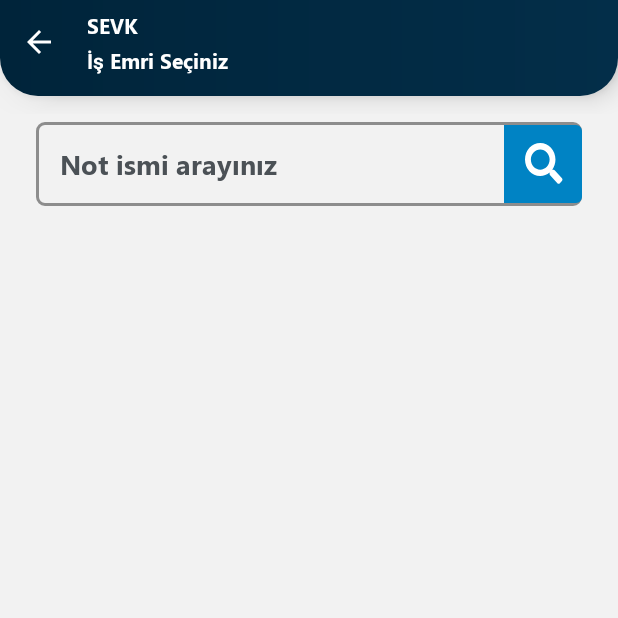
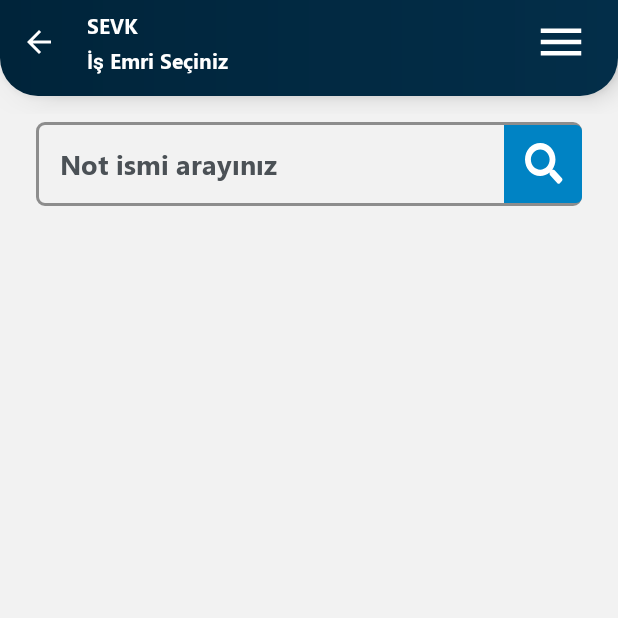
Before and after one commit to eryazmobil/activegorup, an Android app: the OrderPickingListFragment screen opened through its navigation route, on a phone screen of 412 x 824 dp, the top half of it. Run offline under Robolectric (Android 15) with nearby library versions, the phone set to English and light mode, and no system bars; our stand-ins replace Timber, data binding, sdp/ssp sizes; libraries missing offline, so code that uses them is left out: com.jakewharton.retrofit2, net.yslibrary.android; 20 statements that could not run were skipped.

Commit message:
update order picking list

```diff
--- a/app/build.gradle
+++ b/app/build.gradle
@@ -15,8 +15,8 @@ android {
         applicationId "eryaz.software.activegroup"
         minSdk 23
         targetSdk 34
-        versionCode 7
-        versionName "1.0.7"
+        versionCode 8
+        versionName "1.0.8"
         multiDexEnabled true
 
         testInstrumentationRunner "androidx.test.runner.AndroidJUnitRunner"
--- a/app/src/main/java/eryaz/software/activegroup/ui/dashboard/movement/routeList/chooseStep/vehicleUp/VehicleUpFragment.kt
+++ b/app/src/main/java/eryaz/software/activegroup/ui/dashboard/movement/routeList/chooseStep/vehicleUp/VehicleUpFragment.kt
@@ -15,7 +15,7 @@ import eryaz.software.activegroup.util.adapter.movement.packageList.VehiclePacka
 import org.koin.androidx.viewmodel.ext.android.viewModel
 import org.koin.core.parameter.parametersOf
 
-class VehicleUpFragment :BaseFragment() {
+class VehicleUpFragment : BaseFragment() {
 
     private val safeArgs by navArgs<VehicleUpFragmentArgs>()
 
@@ -37,7 +37,9 @@ class VehicleUpFragment :BaseFragment() {
     }
 
     override fun subscribeToObservables() {
-        viewModel.vehicleDownSuccess.asLiveData().observe(this) {
+        viewModel.vehicleDownSuccess
+            .asLiveData()
+            .observe(this) {
                 if (it) {
                     binding.searchEdt.requestFocus()
                     viewModel.getOrderHeaderRouteList()
--- a/app/src/main/java/eryaz/software/activegroup/ui/dashboard/outbound/orderPicking/OrderPickingListVM.kt
+++ b/app/src/main/java/eryaz/software/activegroup/ui/dashboard/outbound/orderPicking/OrderPickingListVM.kt
@@ -61,7 +61,7 @@ class OrderPickingListVM(
             }
         }
 
-    private fun getShippingWorkActivityList() {
+    fun getShippingWorkActivityList() {
         executeInBackground(_uiState) {
             repo.getShippingWorkActivityList(
                 companyId = SessionManager.companyId,
--- a/app/src/main/res/layout/fragment_order_picking_detail.xml
+++ b/app/src/main/res/layout/fragment_order_picking_detail.xml
@@ -15,6 +15,7 @@
         android:layout_width="match_parent"
         android:layout_height="match_parent"
         android:fitsSystemWindows="true"
+        app:isSwipeRefresh="@{false}"
         app:onRetryClick="@{()-> viewModel.getOrderDetailPickingList(false)}"
         app:sv_ignore_referenced_ids="toolbar"
         app:sv_viewState="@{viewModel.uiState}">
--- a/app/src/main/res/layout/fragment_order_picking_list.xml
+++ b/app/src/main/res/layout/fragment_order_picking_list.xml
@@ -13,6 +13,8 @@
         android:layout_width="match_parent"
         android:layout_height="match_parent"
         android:fitsSystemWindows="true"
+        app:isSwipeRefresh="@{false}"
+        app:onRetryClick="@{()->viewModel.getShippingWorkActivityList()}"
         app:sv_ignore_referenced_ids="toolbar"
         app:sv_viewState="@{viewModel.uiState}">
 
@@ -22,6 +24,7 @@
             android:layout_height="wrap_content"
             app:layout_constraintTop_toTopOf="parent"
             app:navigationIcon="@drawable/back_icon"
+            app:endIconDrawable="@drawable/menu"
             app:subTitle="@string/choose_work_activity"
             app:title="@string/menu_outbound" />
 
--- a/app/src/main/res/layout/fragment_vehicle_up.xml
+++ b/app/src/main/res/layout/fragment_vehicle_up.xml
@@ -14,6 +14,7 @@
         android:layout_width="match_parent"
         android:layout_height="match_parent"
         android:fitsSystemWindows="true"
+        app:isSwipeRefresh="@{false}"
         app:onRetryClick="@{() -> viewModel.getOrderHeaderRouteList()}"
         app:sv_ignore_referenced_ids="toolbar">
 
--- /dev/null
+++ b/app/src/main/res/menu/refresh_menu.xml
@@ -0,0 +1,10 @@
+<?xml version="1.0" encoding="utf-8"?>
+<menu xmlns:android="http://schemas.android.com/apk/res/android"
+    xmlns:app="http://schemas.android.com/apk/res-auto">
+
+    <item
+        android:id="@+id/refresh"
+        android:orderInCategory="1"
+        android:title="@string/menu_refresh"
+        app:showAsAction="never" />
+</menu>
```
Also changed, not shown: app/src/main/java/eryaz/software/activegroup/ui/dashboard/outbound/orderPicking/OrderPickingListFragment.kt (+26 -0 lines), app/src/main/java/eryaz/software/activegroup/ui/dashboard/outbound/orderPicking/orderPickingDetail/OrderPickingDetailVM.kt (+17 -6 lines). Lines whose indentation alone changed are shown as unchanged.
